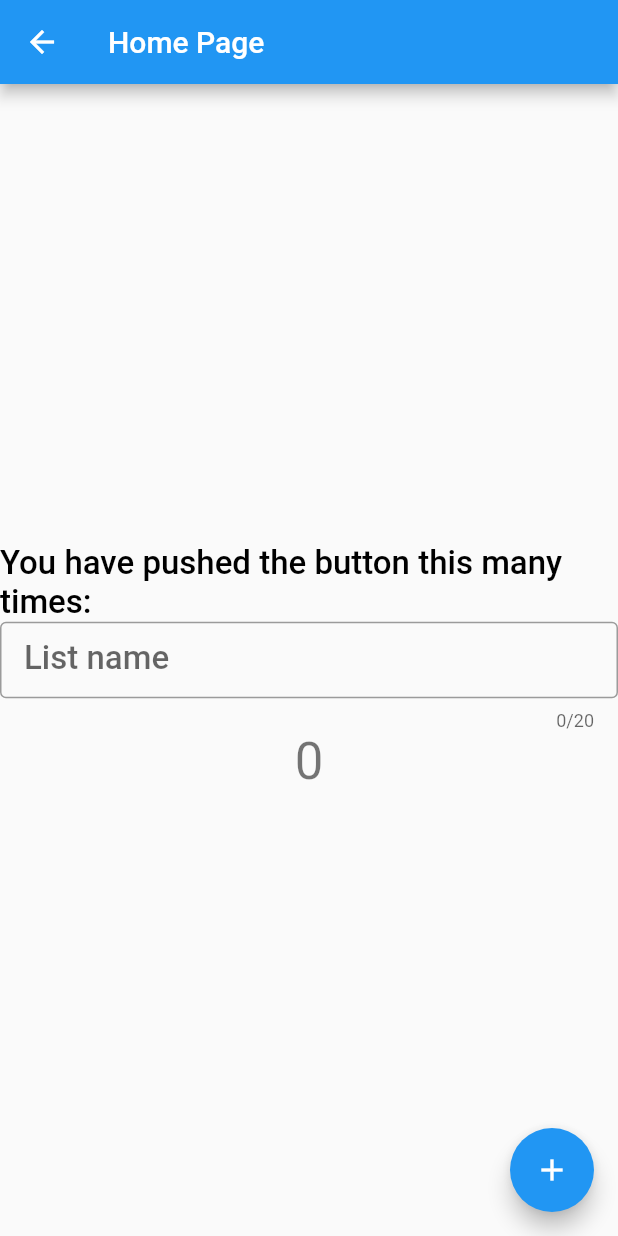
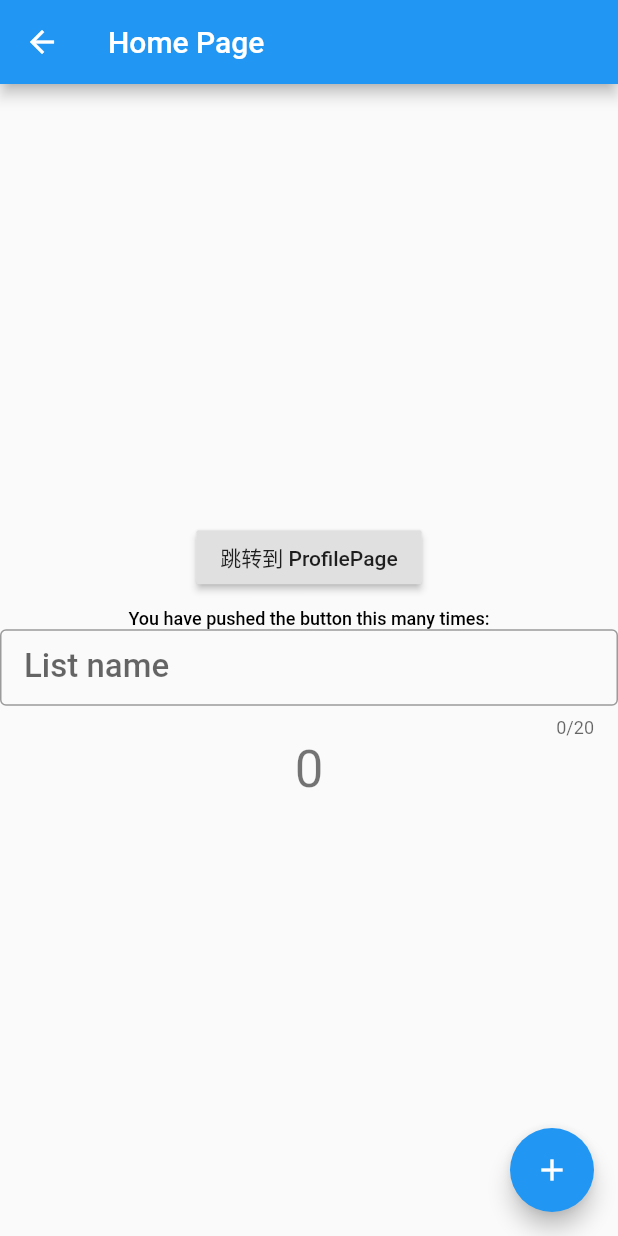
Before and after one commit to phodal-archive/flutter-boilerplate, a Flutter app: the MyHomePage screen opened directly, on a phone screen of 412 x 824 dp. Run offline on Flutter 3.47's test engine with Material 2 defaults, Android fonts, the phone set to English and light mode, and no system bars; our stand-ins replace dio, font_awesome_flutter.

```diff
--- a/lib/main.dart
+++ b/lib/main.dart
@@ -18,6 +18,9 @@ class MyApp extends StatelessWidget {
         primarySwatch: Colors.blue,
       ),
       home: HomePage(),
+      routes: {
+        '/profile': (context) => ProfilePage(title: 'Home -> Profile')
+      },
     );
   }
 }
--- a/lib/pages/my_home_page.dart
+++ b/lib/pages/my_home_page.dart
@@ -35,28 +35,28 @@ class _MyHomePageState extends State<MyHomePage> {
         child: Column(
           mainAxisAlignment: MainAxisAlignment.center,
           children: <Widget>[
+            RaisedButton(
+              child: Text('跳转到 ProfilePage'),
+              onPressed: () {
+                Navigator.pushNamed(context, '/profile');
+              },
+            ),
             new Padding(
               padding: EdgeInsets.only(bottom: 10.0),
             ),
-            Text(
-                'You have pushed the button this many times:',
+            Text('You have pushed the button this many times:',
                 style: TextStyle(
-                  fontSize: 22.0,
+                  fontSize: 12.0,
                   color: Colors.black,
                   fontWeight: FontWeight.w500,
-                )
-            ),
+                )),
             new TextFormField(
               decoration: InputDecoration(
                   border: new OutlineInputBorder(
-                      borderSide:
-                      new BorderSide(color: Colors.teal)),
+                      borderSide: new BorderSide(color: Colors.teal)),
                   labelText: "List name",
                   contentPadding: EdgeInsets.only(
-                      left: 16.0,
-                      top: 20.0,
-                      right: 16.0,
-                      bottom: 5.0)),
+                      left: 16.0, top: 20.0, right: 16.0, bottom: 5.0)),
               controller: listNameController,
               autofocus: false,
               style: TextStyle(
```
